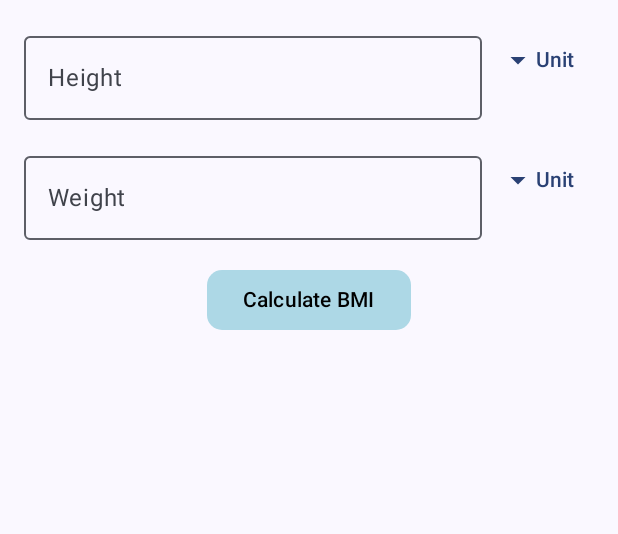
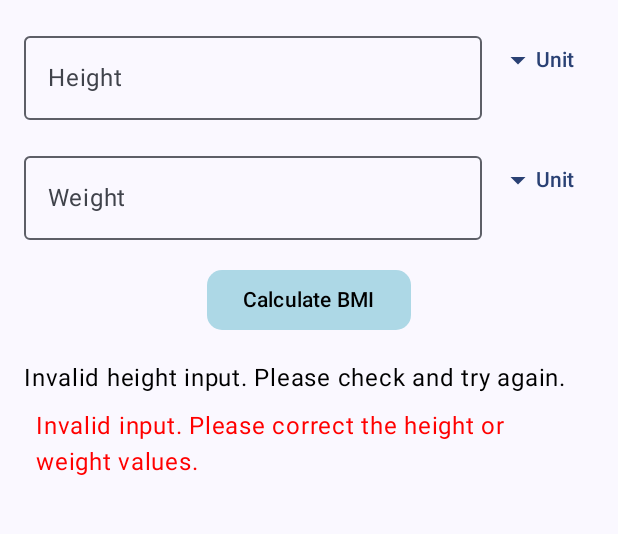
Before and after one commit to SiddharthKote1/BMI_Calculator, an Android app built with Jetpack Compose: the composable HomeView shown on its own in the app's theme, after a tap on "Calculate BMI", on a phone screen of 412 x 824 dp, the part 96-630 px from its top. Run offline under Robolectric (Android 15) with nearby library versions, the phone set to English and light mode, and no system bars.

Commit message:
Ninth Commit

```diff
--- a/app/src/main/java/HomeView.kt
+++ b/app/src/main/java/HomeView.kt
@@ -1,15 +1,37 @@
-import androidx.compose.foundation.layout.*
+import android.graphics.drawable.Icon
+import androidx.compose.foundation.layout.Box
+import androidx.compose.foundation.layout.Column
+import androidx.compose.foundation.layout.Row
+import androidx.compose.foundation.layout.Spacer
+import androidx.compose.foundation.layout.fillMaxSize
+import androidx.compose.foundation.layout.height
+import androidx.compose.foundation.layout.padding
 import androidx.compose.foundation.shape.RoundedCornerShape
 import androidx.compose.material.icons.Icons
 import androidx.compose.material.icons.filled.ArrowDropDown
-import androidx.compose.material3.*
-import androidx.compose.runtime.*
+import androidx.compose.material3.Button
+import androidx.compose.material3.ButtonDefaults
+import androidx.compose.material3.DropdownMenu
+import androidx.compose.material3.DropdownMenuItem
+import androidx.compose.material3.ExperimentalMaterial3Api
+import androidx.compose.material3.Icon
+import androidx.compose.material3.MaterialTheme
+import androidx.compose.material3.OutlinedTextField
+import androidx.compose.material3.Scaffold
+import androidx.compose.material3.Text
+import androidx.compose.material3.TextButton
+import androidx.compose.material3.TopAppBar
+import androidx.compose.material3.TopAppBarDefaults
+import androidx.compose.runtime.Composable
+import androidx.compose.runtime.getValue
+import androidx.compose.runtime.mutableStateOf
+import androidx.compose.runtime.remember
+import androidx.compose.runtime.setValue
 import androidx.compose.ui.Alignment
 import androidx.compose.ui.Modifier
 import androidx.compose.ui.graphics.Color
 import androidx.compose.ui.tooling.preview.Preview
 import androidx.compose.ui.unit.dp
-
 
 @OptIn(ExperimentalMaterial3Api::class)
 @Composable
@@ -29,6 +51,45 @@ fun HomeView(modifier: Modifier = Modifier) {
     // Feet and inches for height
     var feet by remember { mutableStateOf("") }
     var inches by remember { mutableStateOf("") }
+
+    var bmiResult by remember { mutableStateOf("") }
+
+    fun calculateBMI() {
+        // Convert height to meters
+        val heightInMeters: Float? = when (heightUnit) {
+            "feet" -> {
+                val feetValue = feet.toFloatOrNull()
+                val inchesValue = inches.toFloatOrNull()
+                if (feetValue != null && inchesValue != null) {
+                    (feetValue * 0.3048f) + (inchesValue * 0.0254f)
+                } else null
+            }
+            "meters" -> heightInput.toFloatOrNull()
+            else -> null
+        }
+
+        // Convert weight to kilograms
+        val weightInKg: Float? = when (weightUnit) {
+            "kg" -> weightInput.toFloatOrNull()
+            "lbs" -> weightInput.toFloatOrNull()?.times(0.453592f)
+            else -> null
+        }
+
+        // Validate height and weight
+        if (heightInMeters == null || heightInMeters <= 0) {
+            bmiResult = "Invalid height input. Please check and try again."
+            return
+        }
+
+        if (weightInKg == null || weightInKg <= 0) {
+            bmiResult = "Invalid weight input. Please check and try again."
+            return
+        }
+
+        // Calculate BMI
+        val bmi = weightInKg / (heightInMeters * heightInMeters)
+        bmiResult = "Your BMI is: %.2f".format(bmi)
+    }
 
     Scaffold(
         topBar = {
@@ -134,11 +195,12 @@ fun HomeView(modifier: Modifier = Modifier) {
                 }
             }
             Spacer(modifier = Modifier.height(16.dp))
-            Row(modifier=Modifier.align(Alignment.CenterHorizontally)){
+            Row(modifier = Modifier.align(Alignment.CenterHorizontally)) {
                 Button(
                     onClick = {
-
-                    },shape = RoundedCornerShape(10.dp),
+                        calculateBMI()
+                    },
+                    shape = RoundedCornerShape(10.dp),
                     colors = ButtonDefaults.buttonColors(
                         containerColor = Color(0xFFADD8E6),
                         contentColor = Color.Black
@@ -147,10 +209,47 @@ fun HomeView(modifier: Modifier = Modifier) {
                     Text(text = "Calculate BMI")
                 }
             }
+
+            Spacer(modifier = Modifier.height(16.dp))
+
+            Text(
+                text = bmiResult,
+                color = Color.Black
+            )
+
+            if (bmiResult.isNotEmpty()) {
+                when {
+                    bmiResult.startsWith("Invalid") -> {
+                        // Display error message
+                        Text(
+                            text = "Invalid input. Please correct the height or weight values.",
+                            color = Color.Red,
+                            modifier = Modifier.padding(8.dp)
+                        )
+                    }
+                    else -> {
+                        // Determine BMI category
+                        val bmiValue = bmiResult.substringAfter("Your BMI is: ").toFloatOrNull()
+                        val bmiCategory = when {
+                            bmiValue == null -> "Unknown"
+                            bmiValue < 18.5 -> "Underweight"
+                            bmiValue in 18.5..24.9 -> "Normal weight"
+                            bmiValue in 25.0..29.9 -> "Overweight"
+                            else -> "Obese"
+                        }
+                        // Display BMI category
+                        Text(
+                            text = "BMI Category: $bmiCategory",
+                            style = MaterialTheme.typography.bodyLarge,
+                            color = Color.Black,
+                            modifier = Modifier.padding(8.dp)
+                        )
+                    }
+                }
+            }
         }
     }
 }
-
 
 @Composable
 @Preview(showBackground = true)
```
Also changed, not shown: 1 other file.
